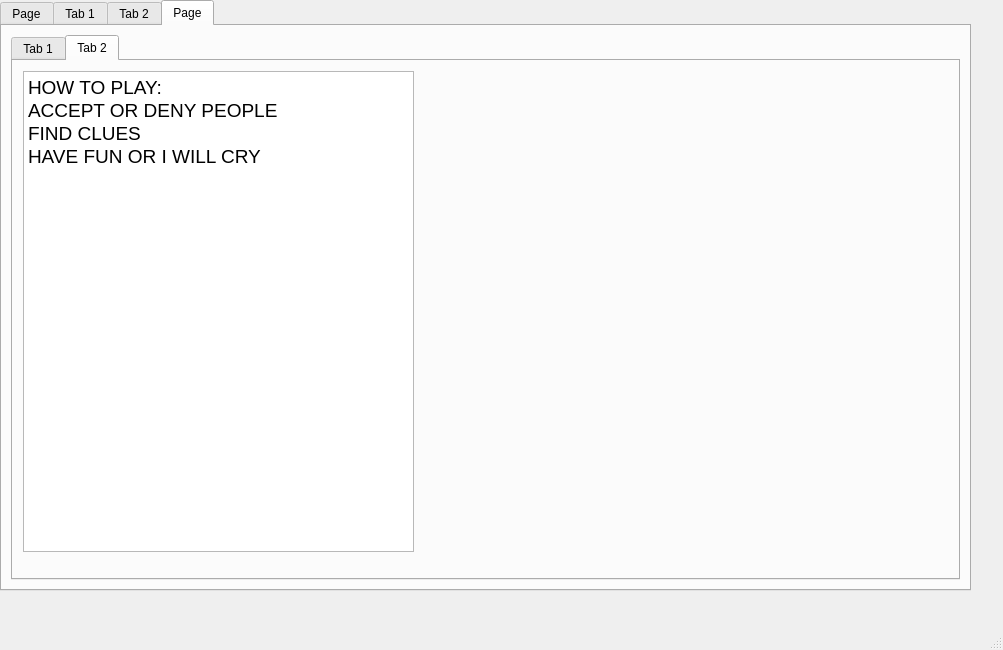
Qt form iRestMyCase/mainwindow.ui (NolanTaylor/a8-edu-game) before a commit.
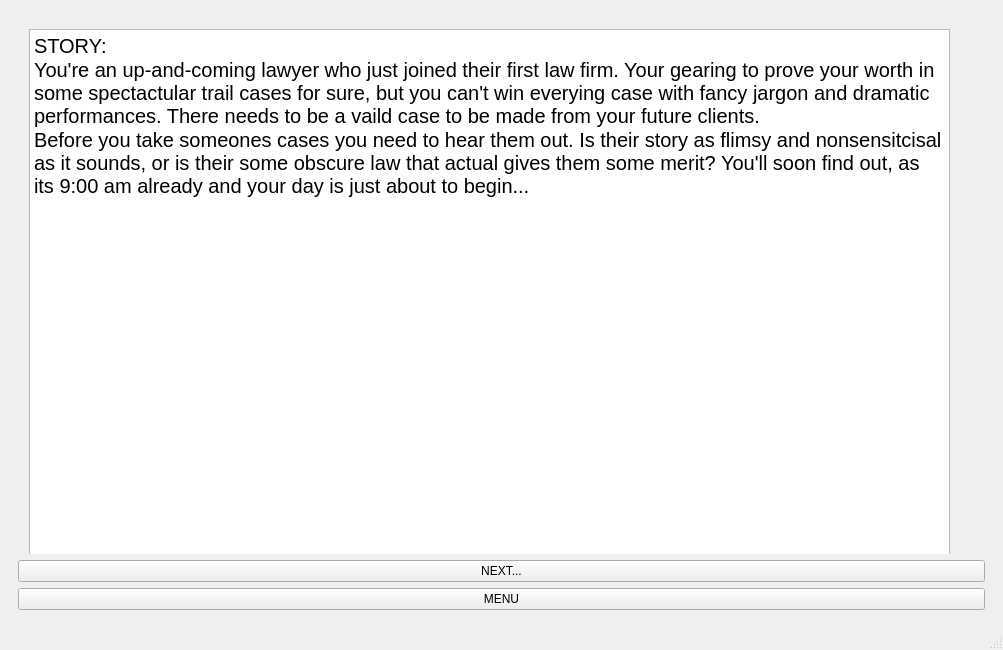
The same form after that commit. The open tabs and pages were chosen to show the change. Icons and pictures are not drawn. Custom widgets are drawn as their Qt base class.

```diff
--- a/iRestMyCase/mainwindow.ui
+++ b/iRestMyCase/mainwindow.ui
@@ -14,22 +14,13 @@
    <string>MainWindow</string>
   </property>
   <widget class="QWidget" name="centralwidget">
-   <widget class="QTabWidget" name="screens">
-    <property name="geometry">
-     <rect>
-      <x>0</x>
-      <y>0</y>
-      <width>971</width>
-      <height>591</height>
-     </rect>
-    </property>
+   <layout class="QVBoxLayout" name="verticalLayout_2">
+    <item>
+     <widget class="QStackedWidget" name="screens">
     <property name="currentIndex">
-     <number>0</number>
-    </property>
-    <widget class="QWidget" name="start_tab">
-     <attribute name="title">
-      <string>Page</string>
-     </attribute>
+       <number>3</number>
+      </property>
+      <widget class="QWidget" name="screensPage1" native="true">
      <widget class="StartMenu" name="start_menu" native="true">
       <property name="geometry">
        <rect>
@@ -41,10 +32,7 @@
       </property>
      </widget>
     </widget>
-    <widget class="QWidget" name="game_tab">
-     <attribute name="title">
-      <string>Tab 1</string>
-     </attribute>
+      <widget class="QWidget" name="screensPage2" native="true">
      <widget class="QLabel" name="client">
       <property name="geometry">
        <rect>
@@ -291,10 +279,7 @@
       </property>
      </widget>
     </widget>
-    <widget class="QWidget" name="selectClient_tab">
-     <attribute name="title">
-      <string>Tab 2</string>
-     </attribute>
+      <widget class="QWidget" name="screensPage3" native="true">
      <widget class="QPushButton" name="addClient_pushButton">
       <property name="geometry">
        <rect>
@@ -370,26 +355,23 @@
       </property>
      </widget>
     </widget>
-    <widget class="QWidget" name="instructions">
-     <attribute name="title">
-      <string>Page</string>
-     </attribute>
+      <widget class="QWidget" name="screensPage4" native="true">
      <layout class="QGridLayout" name="gridLayout_5">
       <item row="0" column="0">
-       <widget class="QTabWidget" name="instruction_tab">
+         <widget class="QStackedWidget" name="instruction_tab">
         <property name="currentIndex">
          <number>1</number>
         </property>
-        <property name="tabBarAutoHide">
-         <bool>true</bool>
-        </property>
-        <widget class="QWidget" name="tab_5">
-         <attribute name="title">
-          <string>Tab 1</string>
-         </attribute>
-         <layout class="QGridLayout" name="gridLayout_4">
-          <item row="0" column="0">
-           <widget class="QTextBrowser" name="textBrowser">
+          <widget class="QWidget" name="instruction_page1" native="true">
+           <widget class="QTextBrowser" name="story_text">
+            <property name="geometry">
+             <rect>
+              <x>11</x>
+              <y>11</y>
+              <width>921</width>
+              <height>571</height>
+             </rect>
+            </property>
             <property name="styleSheet">
              <string notr="true">font: 700 15pt &quot;Courier&quot;;</string>
             </property>
@@ -406,14 +388,9 @@
 &lt;p style=&quot; margin-top:0px; margin-bottom:0px; margin-left:0px; margin-right:0px; -qt-block-indent:0; text-indent:0px;&quot;&gt;&lt;span style=&quot; font-weight:400;&quot;&gt;Before you take someones cases you need to hear them out. Is their story as flimsy and nonsensitcisal as it sounds, or is their some obscure law that actual gives them some merit? You'll soon find out, as its 9:00 am already and your day is just about to begin...&lt;/span&gt;&lt;/p&gt;&lt;/body&gt;&lt;/html&gt;</string>
             </property>
            </widget>
-          </item>
-         </layout>
-        </widget>
-        <widget class="QWidget" name="tab_6">
-         <attribute name="title">
-          <string>Tab 2</string>
-         </attribute>
-         <widget class="QTextBrowser" name="textBrowser_2">
+          </widget>
+          <widget class="QWidget" name="instruction_page2" native="true">
+           <widget class="QTextBrowser" name="instruction_text">
           <property name="geometry">
            <rect>
             <x>10</x>
@@ -439,9 +416,25 @@
         </widget>
        </widget>
       </item>
+        <item row="1" column="0">
+         <widget class="QPushButton" name="instr_nextPage_pushButton">
+          <property name="text">
+           <string>NEXT...</string>
+          </property>
+         </widget>
+        </item>
+        <item row="2" column="0">
+         <widget class="QPushButton" name="instr_menu_pushButton">
+          <property name="text">
+           <string>MENU</string>
+          </property>
+         </widget>
+        </item>
      </layout>
     </widget>
    </widget>
+    </item>
+   </layout>
   </widget>
   <widget class="QMenuBar" name="menubar">
    <property name="geometry">
```
Left out of the diff: 20 changed lines with no effect on the pictures. Lines whose indentation alone changed are shown as unchanged.
